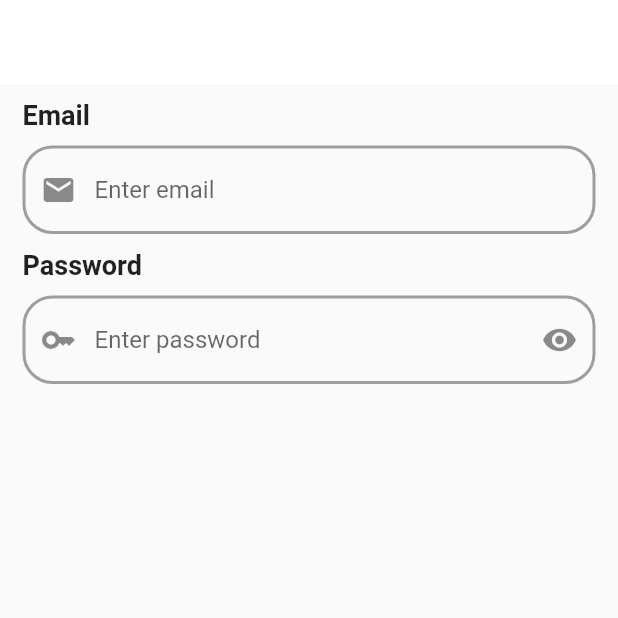
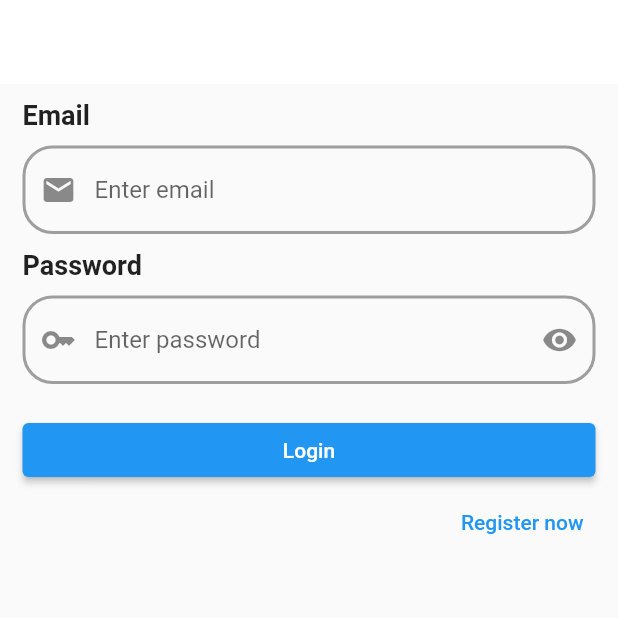
Before and after one commit to rezaali07/batch_33c, a Flutter app: the screen it shows after launch, on a phone screen of 412 x 824 dp, the top half of it. Run offline on Flutter 3.47's test engine with Material 2 defaults, Android fonts, the phone set to English and light mode, and no system bars.

Commit message:
register screen

```diff
--- /dev/null
+++ b/lib/common_widgets/common_text_field.dart
@@ -0,0 +1,34 @@
+import 'package:flutter/material.dart';
+
+class CommonTextField extends StatefulWidget {
+  TextEditingController? controller;
+  bool ? obscureText;
+  Widget ? suffixIcon;
+  Widget ? prefixIcon;
+  String ? hintText;
+   CommonTextField({super.key, this.prefixIcon,this.hintText,this.controller,this.obscureText = false,this.suffixIcon});
+  @override
+  State<CommonTextField> createState() => _CommonTextFieldState();
+}
+class _CommonTextFieldState extends State<CommonTextField> {
+  @override
+  Widget build(BuildContext context) {
+    return TextFormField(
+      controller: widget.controller,
+      obscureText: widget.obscureText!,
+      decoration: InputDecoration(
+        prefixIcon: widget.prefixIcon,
+        suffixIcon: widget.suffixIcon,
+        hintText: widget.hintText,
+        enabledBorder: OutlineInputBorder(
+            borderRadius: BorderRadius.circular(20),
+            borderSide:
+            const BorderSide(color: Colors.grey, width: 2)),
+        focusedBorder: OutlineInputBorder(
+            borderRadius: BorderRadius.circular(20),
+            borderSide:
+            const BorderSide(color: Colors.green, width: 2)),
+      ),
+    );
+  }
+}
--- a/lib/login/login_screen.dart
+++ b/lib/login/login_screen.dart
@@ -1,3 +1,5 @@
+import 'package:batch33c/common_widgets/common_text_field.dart';
+import 'package:batch33c/registration/registration_screen.dart';
 import 'package:flutter/material.dart';
 
 class LoginScreen extends StatefulWidget {
@@ -25,28 +27,17 @@ class _LoginScreenState extends State<LoginScreen> {
           mainAxisAlignment: MainAxisAlignment.start,
           crossAxisAlignment: CrossAxisAlignment.start,
           children: [
-            Text("Email",
+            const Text("Email",
                 style: TextStyle(fontWeight: FontWeight.bold, fontSize: 18)),
             Padding(
-              padding: const EdgeInsets.only(top: 10),
-              child: TextFormField(
-                controller: emailController,
-                decoration: InputDecoration(
-                  prefixIcon: Icon(Icons.mail),
+                padding: const EdgeInsets.only(top: 10),
+                child: CommonTextField(
                   hintText: "Enter email",
-                  enabledBorder: OutlineInputBorder(
-                      borderRadius: BorderRadius.circular(20),
-                      borderSide:
-                          const BorderSide(color: Colors.grey, width: 2)),
-                  focusedBorder: OutlineInputBorder(
-                      borderRadius: BorderRadius.circular(20),
-                      borderSide:
-                          const BorderSide(color: Colors.green, width: 2)),
-                ),
-              ),
-            ),
-            Padding(
-              padding: const EdgeInsets.only(top: 10.0),
+                  controller: emailController,
+                  prefixIcon: const Icon(Icons.mail),
+                )),
+            const Padding(
+              padding: EdgeInsets.only(top: 10.0),
               child: Text("Password",
                   style: TextStyle(fontWeight: FontWeight.bold, fontSize: 18)),
             ),
@@ -78,6 +69,21 @@ class _LoginScreenState extends State<LoginScreen> {
                 ),
               ),
             ),
+            const SizedBox(
+              height: 20,
+            ),
+            Container(
+              width: 500,
+              child: ElevatedButton(onPressed: () {}, child: Text("Login")),
+            ),
+            Align(
+                alignment: Alignment.centerRight,
+                child: TextButton(
+                    onPressed: () {
+                      Navigator.pushNamed(
+                          context, RegistrationScreen.routeName);
+                    },
+                    child: const Text("Register now"))),
           ],
         ),
       ),
--- /dev/null
+++ b/lib/registration/registration_screen.dart
@@ -0,0 +1,16 @@
+import 'package:flutter/material.dart';
+
+class RegistrationScreen extends StatefulWidget {
+  const RegistrationScreen({super.key});
+  static const String routeName = "/register";
+
+  @override
+  State<RegistrationScreen> createState() => _RegistrationScreenState();
+}
+
+class _RegistrationScreenState extends State<RegistrationScreen> {
+  @override
+  Widget build(BuildContext context) {
+    return const Placeholder();
+  }
+}
--- a/lib/routes/route_generator.dart
+++ b/lib/routes/route_generator.dart
@@ -1,4 +1,5 @@
 import 'package:batch33c/login/login_screen.dart';
+import 'package:batch33c/registration/registration_screen.dart';
 import 'package:batch33c/splash/splash_screen.dart';
 import 'package:flutter/material.dart';
 
@@ -13,6 +14,9 @@ class RouteGenerator {
       case LoginScreen.routeName:
         return MaterialPageRoute(builder: (_) => const LoginScreen());
 
+      case RegistrationScreen.routeName:
+        return MaterialPageRoute(builder: (_) => const RegistrationScreen());
+
       default:
         _onPageNotFound();
     }
```
